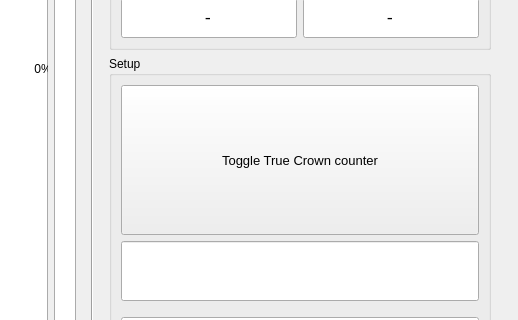
Qt form GUIDefinition.ui (Brewsk11/TrueCrownTimer) before a commit; both pictures show x 271 to 789 and y 210 to 530 of the 789 by 756 pixel window.
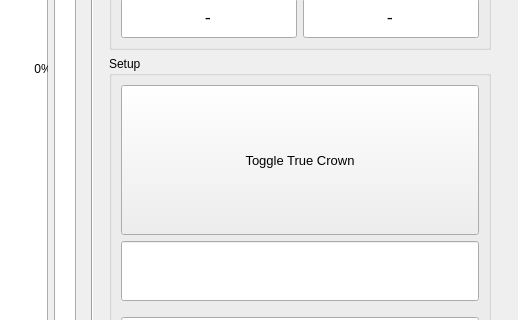
The same form after that commit. Custom widgets are drawn as their Qt base class.

```diff
--- a/GUIDefinition.ui
+++ b/GUIDefinition.ui
@@ -335,7 +335,13 @@
                 </font>
                </property>
                <property name="text">
-                <string>Toggle True Crown counter</string>
+                <string>Toggle True Crown</string>
+               </property>
+               <property name="checkable">
+                <bool>false</bool>
+               </property>
+               <property name="flat">
+                <bool>false</bool>
                </property>
               </widget>
              </item>
```
